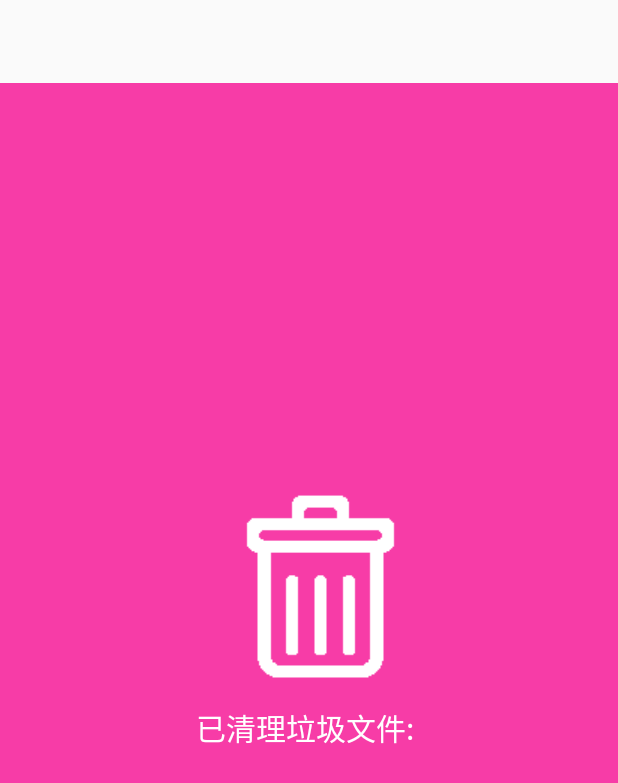
After one commit to lizengcheng/MobileGuard, an Android app: the layout activity_clean_cache.xml on its own in the app's theme, with its tools: preview values and no code run, on a phone screen of 412 x 824 dp. The commit adds this screen. Shown: the top 783 px of the screen. Run offline under Robolectric (Android 15) with nearby library versions, the phone set to English and light mode, and no system bars.

Commit message:
m6 xml，清单文件添加权限，增加颜色值，HomeActivity增加启动代码

```diff
--- a/app/src/main/java/cn/edu/gdmec/android/mobileguard/m1home/HomeActivity.java
+++ b/app/src/main/java/cn/edu/gdmec/android/mobileguard/m1home/HomeActivity.java
@@ -25,6 +25,7 @@ import cn.edu.gdmec.android.mobileguard.m3communicationguard.SecurityPhoneActivi
 import cn.edu.gdmec.android.mobileguard.m4appmanager.AppManagerActivity;
 import cn.edu.gdmec.android.mobileguard.m5virusscan.VirusScanActivity;
 import cn.edu.gdmec.android.mobileguard.m5virusscan.VirusScanSpeedActivity;
+import cn.edu.gdmec.android.mobileguard.m6cleancache.CacheCleanListActivity;
 
 public class HomeActivity extends AppCompatActivity {
     private GridView gv_home;
@@ -66,6 +67,9 @@ public class HomeActivity extends AppCompatActivity {
                         break;
                     case 3:
                         startActivity(VirusScanActivity.class);
+                        break;
+                    case 4:
+                        startActivity(CacheCleanListActivity.class);
                         break;
                 }
             }
--- /dev/null
+++ b/app/src/main/res/layout/activity_clean_cache.xml
@@ -0,0 +1,120 @@
+<?xml version="1.0" encoding="utf-8"?>
+<LinearLayout xmlns:android="http://schemas.android.com/apk/res/android"
+    android:layout_width="match_parent"
+    android:layout_height="match_parent"
+    android:orientation="vertical">
+
+    <include layout="@layout/titlebar"/>
+
+    <RelativeLayout
+        android:layout_width="match_parent"
+        android:layout_height="match_parent"
+        android:background="@color/light_rose_red">
+
+        <FrameLayout
+            android:layout_width="match_parent"
+            android:layout_height="match_parent"
+            android:id="@+id/fl_cleancache">
+
+            <LinearLayout
+                android:layout_width="match_parent"
+                android:layout_height="match_parent"
+                android:gravity="center"
+                android:orientation="vertical">
+
+                <ImageView
+                    android:layout_width="wrap_content"
+                    android:layout_height="wrap_content"
+                    android:id="@+id/imgv_trashbin_cacheclean"
+                    android:background="@drawable/cacheclean_trash_bin_animation"/>
+
+                <TextView
+                    style="@style/wrapcontent"
+                    android:layout_marginTop="15dp"
+                    android:text="已清理垃圾文件: "
+                    android:textColor="@color/white"
+                    android:textSize="20sp"/>
+
+                <LinearLayout
+                    android:layout_width="wrap_content"
+                    android:layout_height="wrap_content"
+                    android:layout_marginTop="15dp"
+                    android:orientation="horizontal">
+
+                    <TextView
+                        android:id="@+id/tv_cleancache_memory"
+                        style="@style/wrapcontent"
+                        android:textColor="@color/white"
+                        android:textScaleX="1.2"
+                        android:textSize="48sp"
+                        android:textStyle="bold"/>
+
+
+                    <TextView
+                        android:id="@+id/tv_cleancache_memoryunit"
+                        style="@style/wrapcontent"
+                        android:layout_marginLeft="5dp"
+                        android:textColor="@color/white"
+                        android:textSize="22sp"/>
+
+                </LinearLayout>
+
+            </LinearLayout>
+
+        </FrameLayout>
+
+        <FrameLayout
+            android:layout_width="match_parent"
+            android:layout_height="match_parent"
+            android:id="@+id/fl_finishclean"
+            android:visibility="gone">
+
+            <LinearLayout
+                android:layout_width="match_parent"
+                android:layout_height="match_parent"
+                android:orientation="vertical">
+
+                <LinearLayout
+                    android:layout_width="match_parent"
+                    android:layout_height="match_parent"
+                    android:layout_weight="10"
+                    android:gravity="center"
+                    android:orientation="vertical">
+
+                    <ImageView
+                        android:layout_width="wrap_content"
+                        android:layout_height="wrap_content"
+                        android:background="@drawable/cleancache_finish"/>
+
+                    <TextView
+                        android:id="@+id/tv_cleanmemorysize"
+                        style="@style/wrapcontent"
+                        android:layout_marginTop="30dp"
+                        android:textColor="@color/white"
+                        android:textSize="20sp"/>
+
+                </LinearLayout>
+
+                <LinearLayout
+                    android:layout_width="match_parent"
+                    android:layout_height="wrap_content"
+                    android:gravity="center">
+
+                    <Button
+                        android:layout_width="wrap_content"
+                        android:layout_height="wrap_content"
+                        android:id="@+id/btn_finish_cleancache"
+                        android:layout_gravity="center"
+                        android:layout_margin="10dp"
+                        android:background="@drawable/finish_cleancache_selector"/>
+
+                </LinearLayout>
+
+            </LinearLayout>
+
+
+        </FrameLayout>
+
+    </RelativeLayout>
+
+</LinearLayout>
--- a/app/src/main/res/values/colors.xml
+++ b/app/src/main/res/values/colors.xml
@@ -20,4 +20,6 @@
     <color name="white">#ffffffff</color>
     <color name="blue">#2684DC</color>
     <color name="light_blue">#1671CE</color>
+    <color name="light_rose_red">#F73CA7</color>
+    <color name="rose_red">#E72993</color>
 </resources>
```
Also changed, not shown: app/src/main/AndroidManifest.xml (+31 -23 lines), app/src/main/res/layout/activity_cache_clean_list.xml (added, +69 -0 lines), app/src/main/res/layout/item_cacheclean_list.xml (added, +41 -0 lines), app/src/main/aidl/android/content/pm/IPackageDataObserver.aidl (added), app/src/main/aidl/android/content/pm/IPackageStatsObserver.aidl (added), app/src/main/aidl/android/content/pm/PackageStats.aidl (added).
